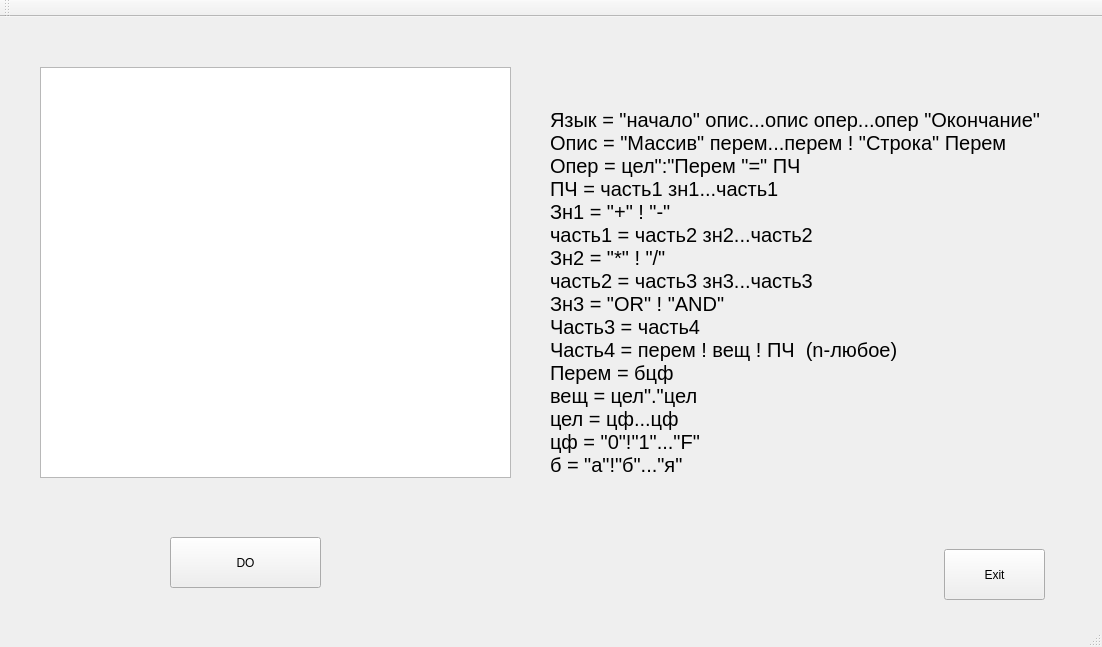
First picture: the form in KorCurseQt/mainwindow.ui, repository Blodimir/Qt, before the edit.
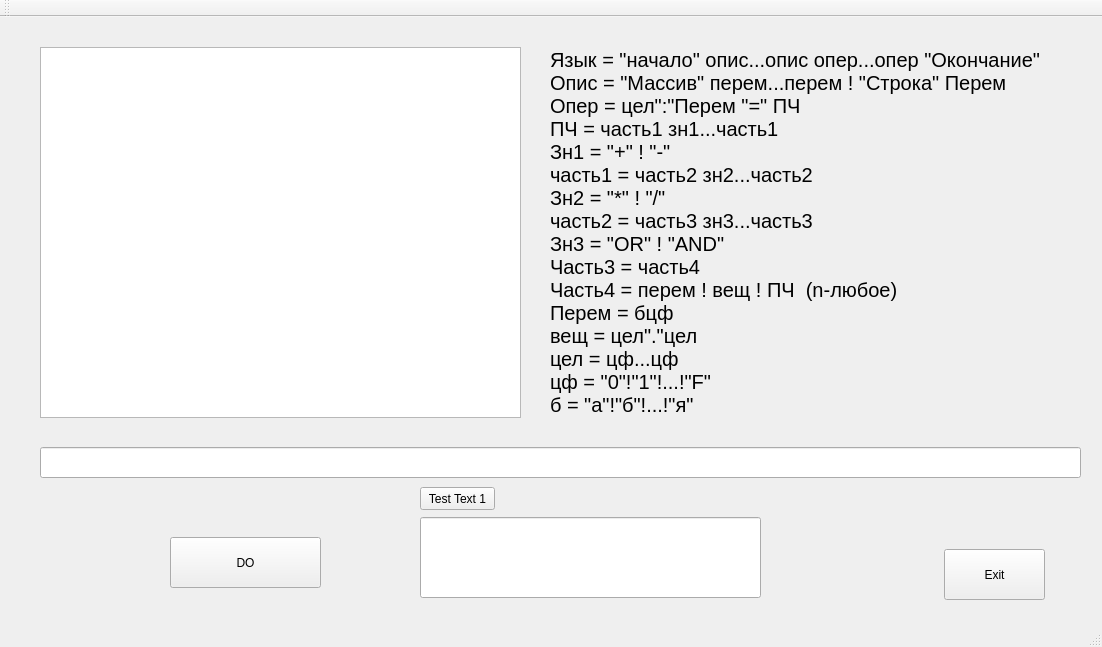
Second picture: the form after the edit.

Commit message: Создал обработку ошибок для начала и конца программы; так же формальная ошибка-проверка на количество строк.

What changed in the file:
```diff
--- a/KorCurseQt/mainwindow.ui
+++ b/KorCurseQt/mainwindow.ui
@@ -18,7 +18,7 @@
     <property name="geometry">
      <rect>
       <x>550</x>
-      <y>70</y>
+      <y>10</y>
       <width>501</width>
       <height>411</height>
      </rect>
@@ -43,8 +43,8 @@
 Перем = бцф&lt;/&quot;цф&quot;/&gt;&lt;/&quot;цф&quot;/&gt;
 вещ = цел&quot;.&quot;цел
 цел = цф...цф
-цф = &quot;0&quot;!&quot;1&quot;...&quot;F&quot;
-б = &quot;а&quot;!&quot;б&quot;...&quot;я&quot;</string>
+цф = &quot;0&quot;!&quot;1&quot;!...!&quot;F&quot;
+б = &quot;а&quot;!&quot;б&quot;!...!&quot;я&quot;</string>
     </property>
    </widget>
    <widget class="QPushButton" name="pushButton_2">
@@ -60,16 +60,6 @@
      <string>DO</string>
     </property>
    </widget>
-   <widget class="QTextEdit" name="textEdit">
-    <property name="geometry">
-     <rect>
-      <x>40</x>
-      <y>50</y>
-      <width>471</width>
-      <height>411</height>
-     </rect>
-    </property>
-   </widget>
    <widget class="QPushButton" name="pushButton">
     <property name="geometry">
      <rect>
@@ -83,6 +73,55 @@
      <string>Exit</string>
     </property>
    </widget>
+   <widget class="QLineEdit" name="lineEdit">
+    <property name="geometry">
+     <rect>
+      <x>40</x>
+      <y>430</y>
+      <width>1041</width>
+      <height>31</height>
+     </rect>
+    </property>
+    <property name="font">
+     <font>
+      <pointsize>10</pointsize>
+      <italic>true</italic>
+     </font>
+    </property>
+   </widget>
+   <widget class="QLineEdit" name="lineEdit_2">
+    <property name="geometry">
+     <rect>
+      <x>420</x>
+      <y>500</y>
+      <width>341</width>
+      <height>81</height>
+     </rect>
+    </property>
+   </widget>
+   <widget class="QTextEdit" name="textEdit">
+    <property name="geometry">
+     <rect>
+      <x>40</x>
+      <y>30</y>
+      <width>481</width>
+      <height>371</height>
+     </rect>
+    </property>
+   </widget>
+   <widget class="QPushButton" name="pushButton_3">
+    <property name="geometry">
+     <rect>
+      <x>420</x>
+      <y>470</y>
+      <width>75</width>
+      <height>23</height>
+     </rect>
+    </property>
+    <property name="text">
+     <string>Test Text 1</string>
+    </property>
+   </widget>
   </widget>
   <widget class="QMenuBar" name="menuBar">
    <property name="geometry">
```
The commit also changes 2 other files.
